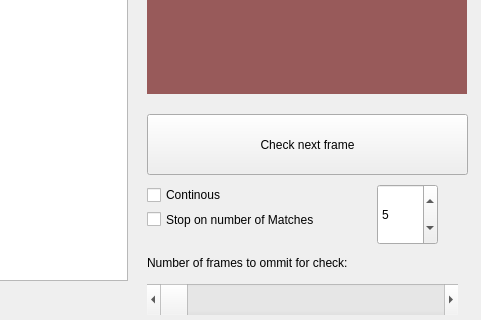
Above: eyetrackerwindow.ui from EBXFS15/EyeTrackerQt before the change; both pictures show x 543 to 1024 and y 156 to 476 of the 1024 by 600 pixel window. Below: the same form after it.
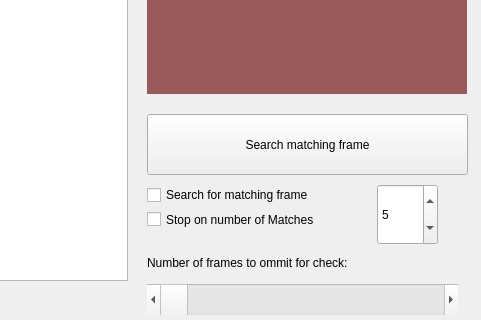
That is the form after the change. The open tabs and pages were chosen to show the change.

Commit message: Refactoring of variable names and constants. Renamed some fields in the GUI.

```diff
--- a/eyetrackerwindow.ui
+++ b/eyetrackerwindow.ui
@@ -236,7 +236,7 @@
      </rect>
     </property>
     <property name="text">
-     <string>Check next frame</string>
+     <string>Search matching frame</string>
     </property>
    </widget>
    <widget class="QLabel" name="label_fps_avg_txt">
@@ -296,12 +296,12 @@
      <rect>
       <x>690</x>
       <y>340</y>
-      <width>97</width>
+      <width>221</width>
       <height>22</height>
      </rect>
     </property>
     <property name="text">
-     <string>Continous</string>
+     <string>Search for matching frame</string>
     </property>
    </widget>
    <widget class="QCheckBox" name="chk_stop_interception">
```
Left out of the diff: 4 changed lines with no effect on the pictures. The commit also changes 2 other files.
